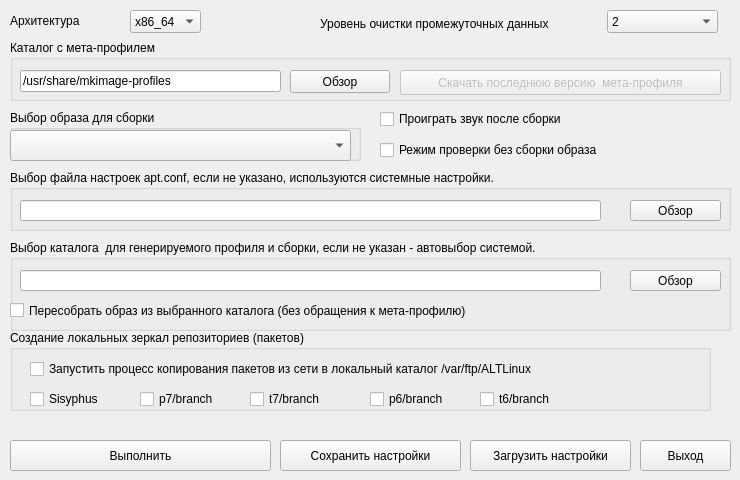
Old version of the form mp-gui/mainwindow.ui in the repository 150balbes/mp-gui.
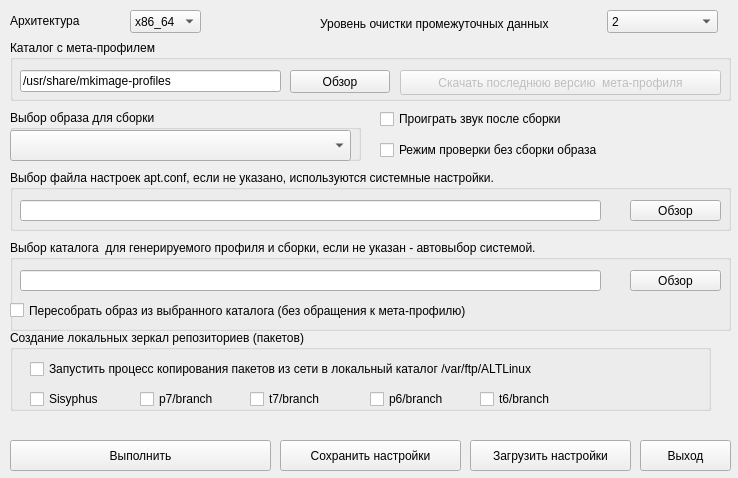
New version of the form.

Patch:
```diff
--- a/mp-gui/mainwindow.ui
+++ b/mp-gui/mainwindow.ui
@@ -6,8 +6,8 @@
    <rect>
     <x>0</x>
     <y>0</y>
-    <width>740</width>
-    <height>480</height>
+    <width>738</width>
+    <height>478</height>
    </rect>
   </property>
   <property name="windowTitle">
```
Left out of the diff: 2 changed lines with no effect on the pictures.
